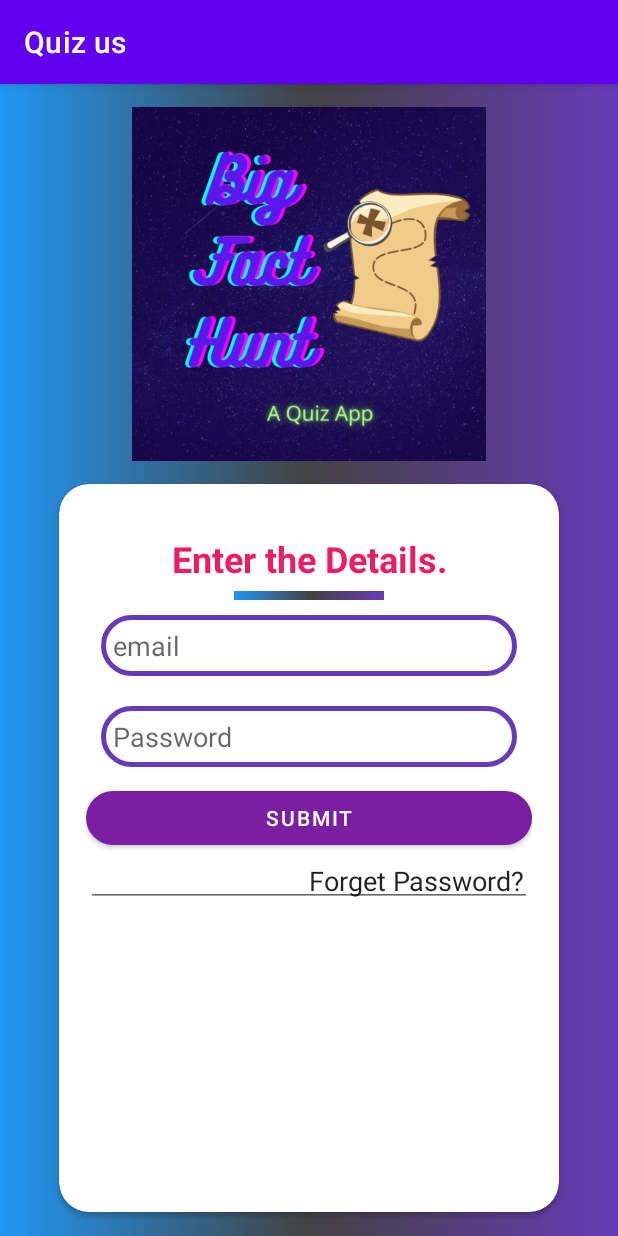
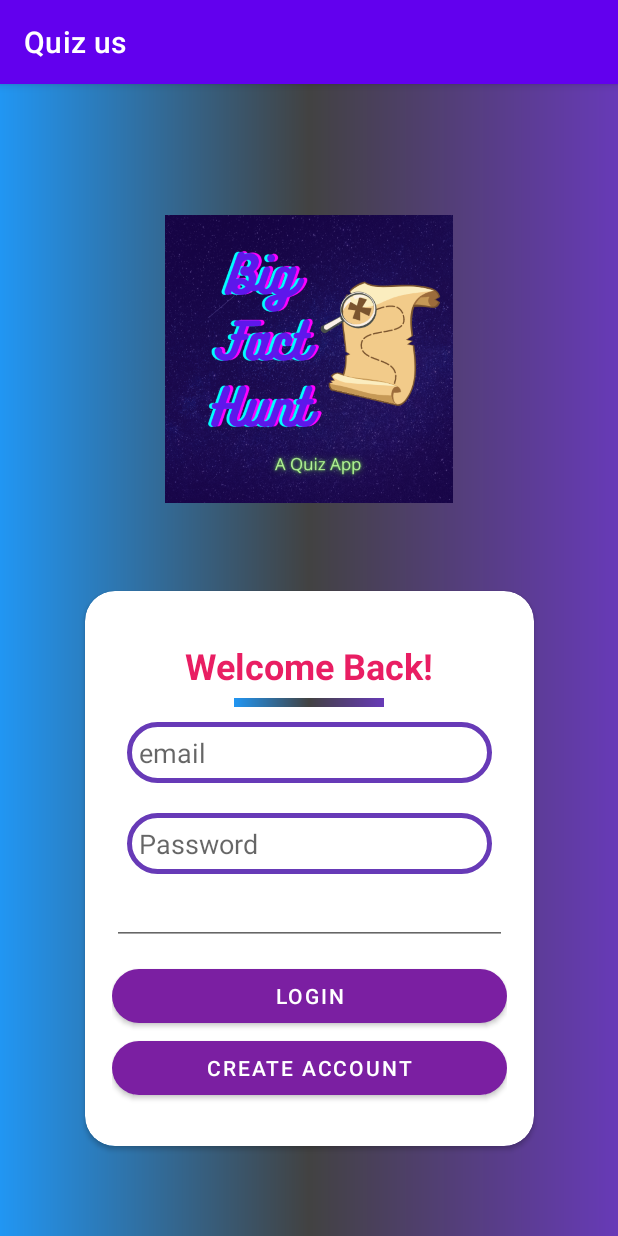
Before and after one commit to voty1212/Big-Fact-Hunt---A-Quiz-App, an Android app: the loginActivity screen opened directly, with no data from a screen before it, on a phone screen of 412 x 824 dp. Run offline under Robolectric (Android 15) with nearby library versions, the phone set to English and light mode, and no system bars; Roboto replaces fonts that are not available here.

Commit message:
login and signup completed.

```diff
--- a/app/src/main/res/layout/activity_login.xml
+++ b/app/src/main/res/layout/activity_login.xml
@@ -10,39 +10,51 @@
     <ImageView
         android:id="@+id/imageView2"
         android:layout_width="0dp"
-        android:layout_height="0dp"
-        android:layout_marginTop="15dp"
-        android:layout_marginBottom="15dp"
-        app:layout_constraintBottom_toTopOf="@+id/cardView"
+        android:layout_height="192dp"
+        android:layout_marginStart="12dp"
+        android:layout_marginLeft="12dp"
+        android:layout_marginTop="12dp"
+        android:layout_marginEnd="12dp"
+        android:layout_marginRight="12dp"
+        android:layout_marginBottom="50dp"
+        app:layout_constraintBottom_toBottomOf="parent"
         app:layout_constraintEnd_toEndOf="parent"
         app:layout_constraintHorizontal_bias="0.0"
         app:layout_constraintStart_toStartOf="parent"
         app:layout_constraintTop_toTopOf="parent"
-        app:layout_constraintVertical_bias="1.0"
+        app:layout_constraintVertical_bias="0.146"
         app:srcCompat="@drawable/bigfacthunt" />
 
     <androidx.cardview.widget.CardView
         android:id="@+id/cardView"
-        android:layout_width="333dp"
-        android:layout_height="485dp"
+        android:layout_width="299dp"
+        android:layout_height="370dp"
         android:layout_marginStart="5dp"
         android:layout_marginLeft="5dp"
-        android:layout_marginTop="14dp"
+        android:layout_marginTop="20dp"
         android:layout_marginEnd="5dp"
         android:layout_marginRight="5dp"
-        android:layout_marginBottom="16dp"
+        android:layout_marginBottom="60dp"
         app:cardCornerRadius="20dp"
         app:layout_constraintBottom_toBottomOf="parent"
         app:layout_constraintEnd_toEndOf="parent"
         app:layout_constraintStart_toStartOf="parent"
-        app:layout_constraintTop_toBottomOf="@+id/imageView">
+        app:layout_constraintTop_toBottomOf="@+id/imageView2"
+        app:layout_constraintVertical_bias="1.0">
 
         <LinearLayout
             android:layout_width="match_parent"
-            android:layout_height="460dp"
+            android:layout_height="match_parent"
             android:layout_margin="10dp"
+            android:layout_marginStart="10dp"
+            android:layout_marginLeft="10dp"
+            android:layout_marginTop="10dp"
+            android:layout_marginEnd="10dp"
+            android:layout_marginRight="10dp"
+            android:layout_marginBottom="10dp"
             android:orientation="vertical"
-            android:padding="8dp">
+            android:padding="8dp"
+            android:paddingLeft="20dp">
 
             <TextView
                 android:id="@+id/textView"
@@ -51,7 +63,7 @@
                 android:layout_marginTop="15dp"
                 android:autoText="false"
                 android:gravity="center"
-                android:text="Enter the Details."
+                android:text="Welcome Back!"
                 android:textColor="#E91E63"
                 android:textSize="24sp"
                 android:textStyle="bold" />
@@ -86,25 +98,38 @@
                 android:inputType="numberPassword"
                 android:padding="8dp" />
 
+            <EditText
+                android:id="@+id/editTextTextPersonName"
+                android:layout_width="match_parent"
+                android:layout_height="wrap_content"
+                android:layout_marginTop="10dp"
+                android:layout_marginBottom="10dp"
+                android:ems="10"
+                android:gravity="center"
+                android:inputType="textPersonName"
+                android:padding="5dp"
+                android:paddingRight="5dp"
+                android:textSize="12sp"
+                android:textStyle="normal"
+                tools:text="Forgot your Password?" />
+
             <Button
                 android:id="@+id/submitbutton"
                 android:layout_width="match_parent"
                 android:layout_height="wrap_content"
                 android:layout_gravity="center"
-                android:text="Submit"
+                android:text="Login"
                 app:backgroundTint="#7B1FA2"
                 app:cornerRadius="20dp" />
 
-            <EditText
-                android:id="@+id/editTextTextPersonName"
+            <Button
+                android:id="@+id/alreadyaccountbutton2"
                 android:layout_width="match_parent"
                 android:layout_height="wrap_content"
-                android:ems="10"
-                android:gravity="right"
-                android:inputType="textPersonName"
-                android:padding="5dp"
-                android:paddingRight="5dp"
-                android:text="Forget Password?" />
+                android:layout_gravity="center"
+                android:text="Create Account"
+                app:backgroundTint="#7B1FA2"
+                app:cornerRadius="20dp" />
 
         </LinearLayout>
     </androidx.cardview.widget.CardView>
--- a/app/src/main/res/layout/activity_signup.xml
+++ b/app/src/main/res/layout/activity_signup.xml
@@ -129,14 +129,14 @@
                 app:cornerRadius="20dp" />
 
             <EditText
-                android:id="@+id/editTextTextPersonName3"
+                android:id="@+id/privacypolicy"
                 android:layout_width="match_parent"
                 android:layout_height="wrap_content"
                 android:layout_marginTop="3dp"
                 android:ems="10"
                 android:inputType="textPersonName"
                 android:text="*By signinig , you agree to accecpt the privacy policies and terms and conditions."
-                android:textColor="#C2185B"
+                android:textColor="#D32F2F"
                 android:textSize="8sp" />
         </LinearLayout>
     </androidx.cardview.widget.CardView>
```
